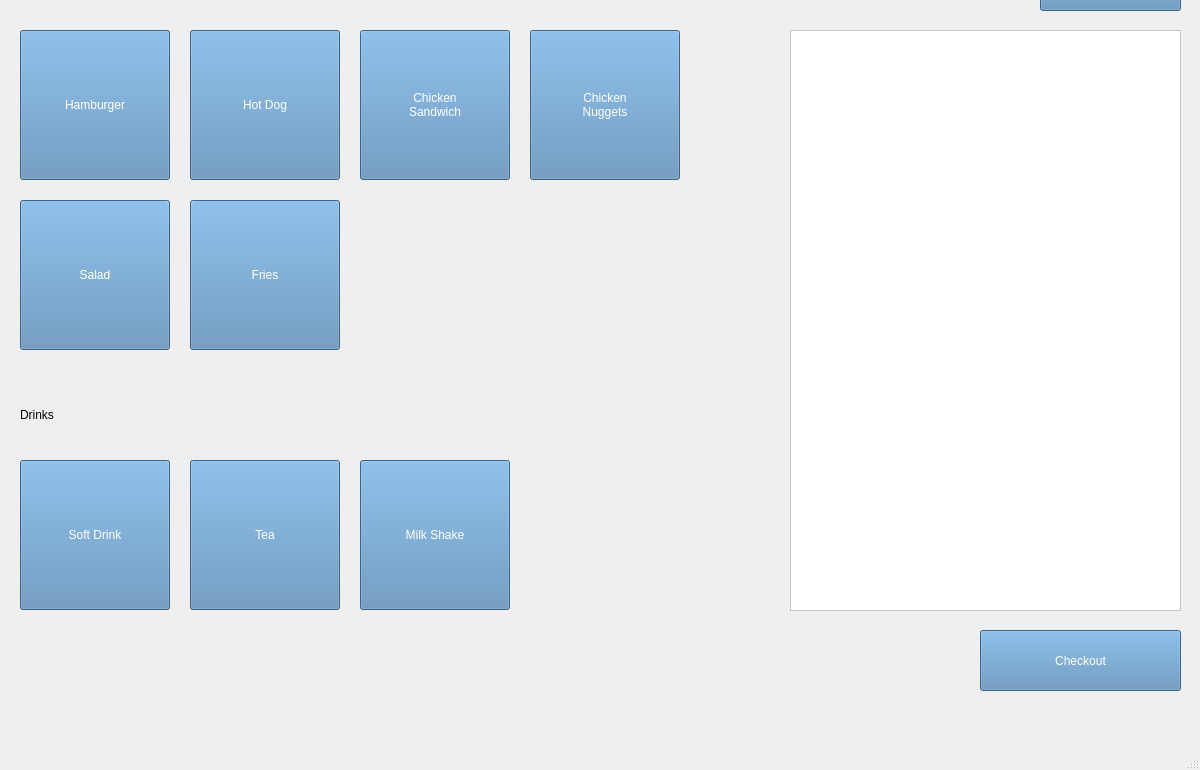
First picture: the form in mainwindow.ui, repository keithbarker/3503_group_project, before the edit.
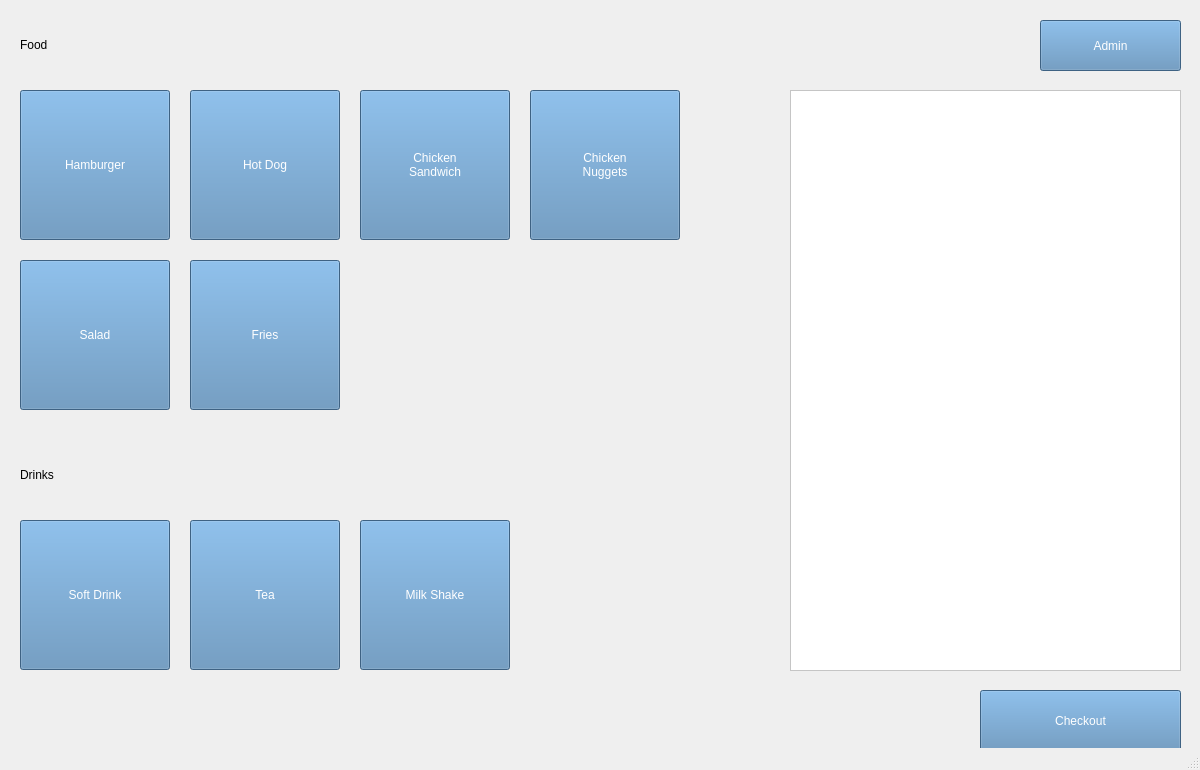
Second picture: the form after the edit.

Commit message: Fix topping label creation, add clearing layouts to the clear function, add topping and remove button signals.

Patch:
```diff
--- a/mainwindow.ui
+++ b/mainwindow.ui
@@ -29,7 +29,7 @@
     <property name="geometry">
      <rect>
       <x>0</x>
-      <y>-60</y>
+      <y>0</y>
       <width>1200</width>
       <height>770</height>
      </rect>
```
The commit also changes 1 other file.
